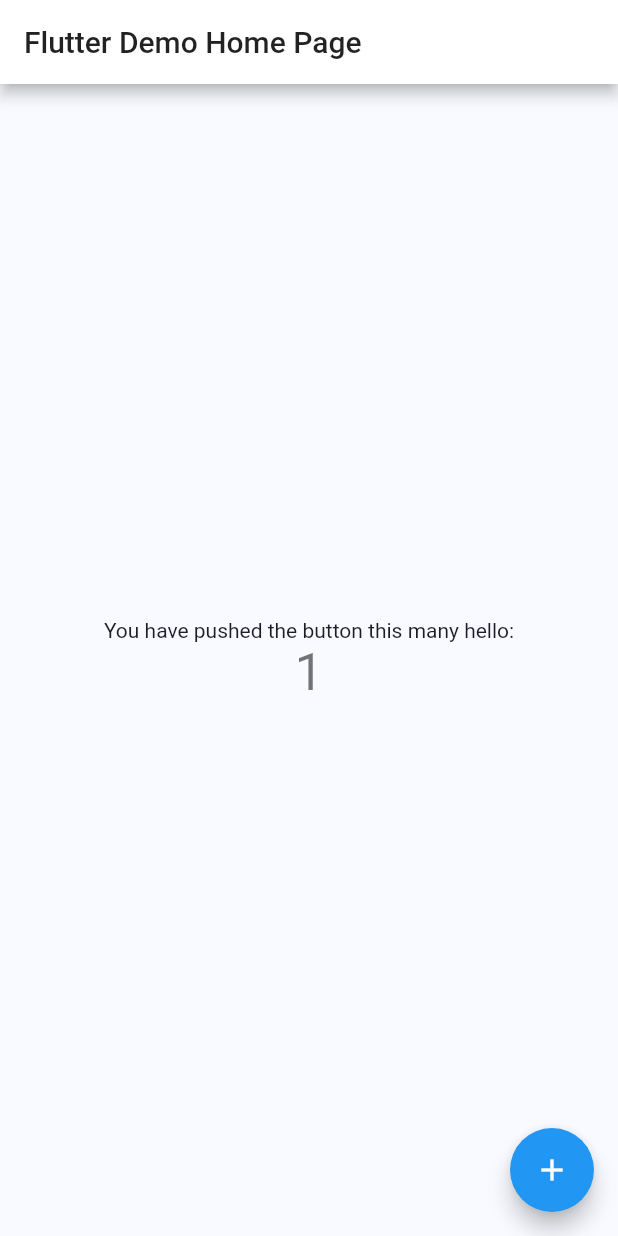
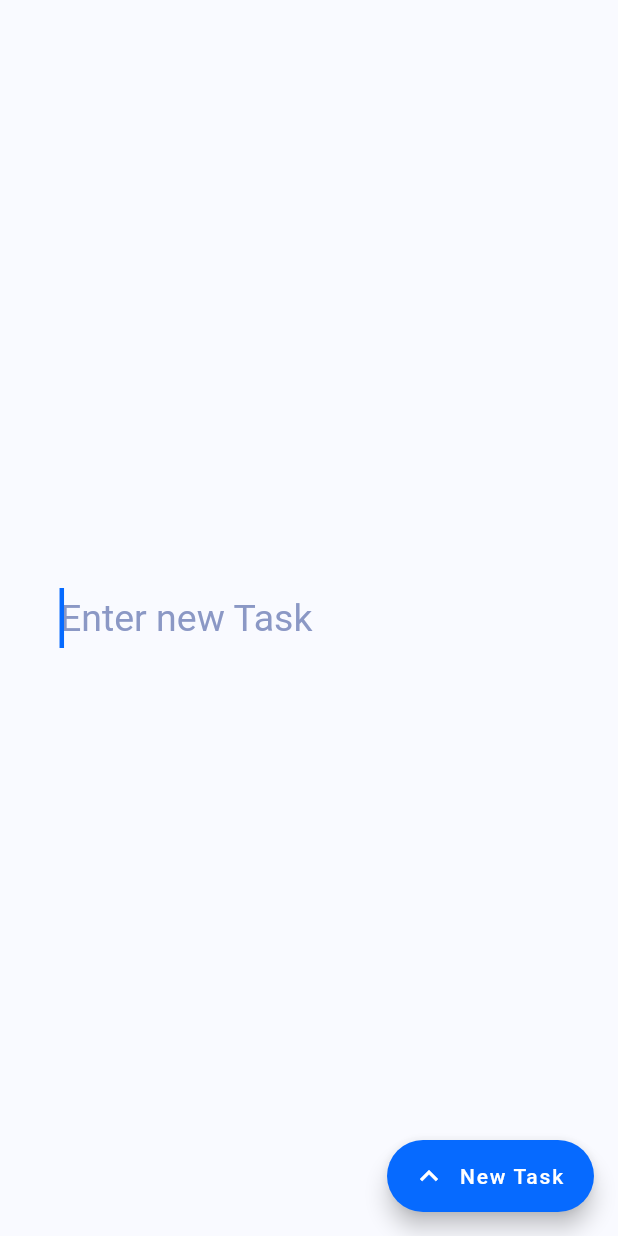
Before and after one commit to vishnuk7/tudu, a Flutter app: the screen it shows after launch, after a tap on the "add" icon, on a phone screen of 412 x 824 dp. Run offline on Flutter 3.47's test engine with Material 2 defaults, Android fonts, the phone set to English and light mode, and no system bars; our stand-ins replace circular_check_box, shared_preferences.

Commit message:
input text 😎

```diff
--- a/lib/main.dart
+++ b/lib/main.dart
@@ -1,11 +1,15 @@
 import 'package:flutter/material.dart';
+import 'package:todo/pages/add_todo.dart';
 import 'package:todo/providers/dark_theme_provider.dart';
 import 'package:todo/styles/styles.dart';
+import 'package:todo/utils/constants.dart';
+import 'package:circular_check_box/circular_check_box.dart';
 
 void main() {
   runApp(MyApp());
 }
 
+// ignore: must_be_immutable
 class MyApp extends StatelessWidget {
   // This widget is the root of your application.
   DarkThemeProvider themeChangeProvider = new DarkThemeProvider();
@@ -23,7 +27,7 @@ class MyApp extends StatelessWidget {
   Widget build(BuildContext context) {
     return MaterialApp(
       title: 'Flutter Demo',
-      theme: Styles.themeData(themeChangeProvider.darkTheme, context),
+      theme: Styles.themeData(false, context),
       home: MyHomePage(title: 'Flutter Demo Home Page'),
     );
   }
@@ -39,36 +43,106 @@ class MyHomePage extends StatefulWidget {
 }
 
 class _MyHomePageState extends State<MyHomePage> {
-  int _counter = 0;
+  final List<String> data = [
+    "ut",
+    "consequuntur repellat quos",
+    "consectetur dolorem voluptas",
+    "est-voluptas-autem"
+  ];
 
-  void _incrementCounter() {
-    setState(() {
-      _counter++;
-    });
-  }
+// Container(
+//           decoration: BoxDecoration(shape: BoxShape.circle, color: Colors.blue),
+//           child: Padding(
+//             padding: const EdgeInsets.all(10.0),
+//             child: _value
+//                 ? Icon(
+//                     Icons.check,
+//                     size: 30.0,
+//                     color: Colors.white,
+//                   )
+//                 : Icon(
+//                     Icons.check_box_outline_blank,
+//                     size: 30.0,
+//                     color: Colors.blue,
+//                   ),
+//           ),
 
   @override
   Widget build(BuildContext context) {
     return Scaffold(
-      appBar: AppBar(
-        title: Text(widget.title),
-      ),
-      body: Center(
+      body: SafeArea(
         child: Column(
-          mainAxisAlignment: MainAxisAlignment.center,
-          children: <Widget>[
-            Text(
-              'You have pushed the button this many hello:',
+          crossAxisAlignment: CrossAxisAlignment.start,
+          children: [
+            Container(
+              padding: EdgeInsets.symmetric(vertical: 30.0, horizontal: 8.0),
+              child: Text(
+                "What's Up Vishnu!",
+                textAlign: TextAlign.left,
+                style: TextStyle(
+                    color: kBlackColor1,
+                    fontSize: 25.0,
+                    fontWeight: FontWeight.w600),
+              ),
             ),
-            Text(
-              '$_counter',
-              style: Theme.of(context).textTheme.headline4,
+            Container(
+              padding: EdgeInsets.all(8.0),
+              child: Text(
+                "TODAY'S TASKS",
+                style: TextStyle(color: kDarkGrey, fontWeight: FontWeight.w500),
+              ),
+            ),
+            Expanded(
+              child: ListView.separated(
+                padding: const EdgeInsets.all(8),
+                itemCount: data.length,
+                itemBuilder: (BuildContext context, int index) {
+                  return Container(
+                      height: 80,
+                      child: Align(
+                        alignment: Alignment.centerLeft,
+                        child: Row(
+                          children: [
+                            Container(
+                              child: CircularCheckBox(
+                                value: true,
+                                checkColor: Colors.white,
+                                activeColor: kGrey,
+                                inactiveColor: Colors.blue,
+                                disabledColor: Colors.blue,
+                                onChanged: (bool value) {},
+                              ),
+                            ),
+                            Text(
+                              data[index],
+                              style: TextStyle(
+                                fontSize: 18.0,
+                                fontWeight: FontWeight.w500,
+                              ),
+                            ),
+                          ],
+                        ),
+                      ),
+                      padding: EdgeInsets.all(4),
+                      decoration: BoxDecoration(
+                        color: kWhiteColor2,
+                        borderRadius: BorderRadius.circular(20),
+                        boxShadow: [kBoxShadowLightTheme],
+                      ));
+                },
+                separatorBuilder: (BuildContext context, int index) =>
+                    Divider(),
+              ),
             ),
           ],
         ),
       ),
       floatingActionButton: FloatingActionButton(
-        onPressed: _incrementCounter,
+        onPressed: () {
+          Navigator.of(context)
+              .push(MaterialPageRoute(builder: (context) => AddTodo()));
+        },
+        backgroundColor: kBlue,
         tooltip: 'Increment',
         child: Icon(Icons.add),
       ), // This trailing comma makes auto-formatting nicer for build methods.
--- /dev/null
+++ b/lib/pages/add_todo.dart
@@ -0,0 +1,45 @@
+import 'package:flutter/material.dart';
+import 'package:todo/utils/constants.dart';
+
+class AddTodo extends StatelessWidget {
+  @override
+  Widget build(BuildContext context) {
+    return Scaffold(
+      body: SafeArea(
+          child: Column(
+        crossAxisAlignment: CrossAxisAlignment.center,
+        mainAxisAlignment: MainAxisAlignment.center,
+        children: [
+          Column(
+            children: [
+              Container(
+                padding: EdgeInsets.all(40.0),
+                child: TextFormField(
+                  autofocus: true,
+                  cursorHeight: 40,
+                  cursorWidth: 3,
+                  cursorColor: kBlue,
+                  style: TextStyle(fontSize: 25.0),
+                  decoration: const InputDecoration(
+                      border: InputBorder.none,
+                      hintText: 'Enter new Task',
+                      hintStyle: TextStyle(
+                        fontSize: 25.0,
+                        color: kLightGrey,
+                      )),
+                ),
+              ),
+            ],
+          )
+        ],
+      )),
+      floatingActionButton: FloatingActionButton.extended(
+        onPressed: () {},
+        backgroundColor: kBlue,
+        label: Text('New Task'),
+        tooltip: 'Increment',
+        icon: Icon(Icons.keyboard_arrow_up),
+      ),
+    );
+  }
+}
--- a/lib/styles/styles.dart
+++ b/lib/styles/styles.dart
@@ -1,5 +1,3 @@
-import 'dart:ui';
-
 import 'package:flutter/material.dart';
 import 'package:todo/utils/constants.dart';
 
--- a/lib/utils/constants.dart
+++ b/lib/utils/constants.dart
@@ -13,6 +13,12 @@ const kBoxShadowLightTheme = BoxShadow(
 
 const kGrey = Color(0xFFD8DFF7);
 
+const kDarkGrey = Color(0xFF97A1C1);
+
+const kLightGrey = Color(0xFF8B98C5);
+
+const kBlue = Color(0xFF066AFF);
+
 const kBoxShadowBlackTheme = BoxShadow(
     color: Color.fromRGBO(19, 19, 21, 0.73),
     blurRadius: 17.0,
```
Also changed, not shown: pubspec.yaml (+42 -42 lines), pubspec.lock.
